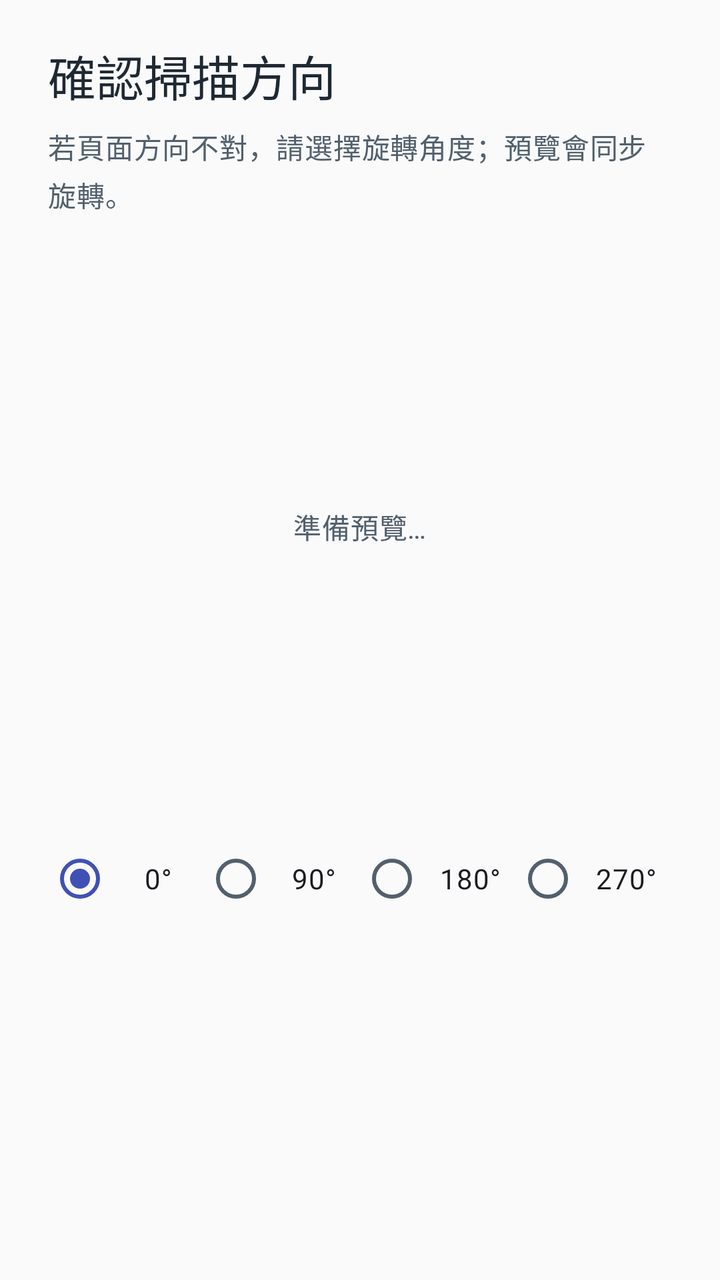
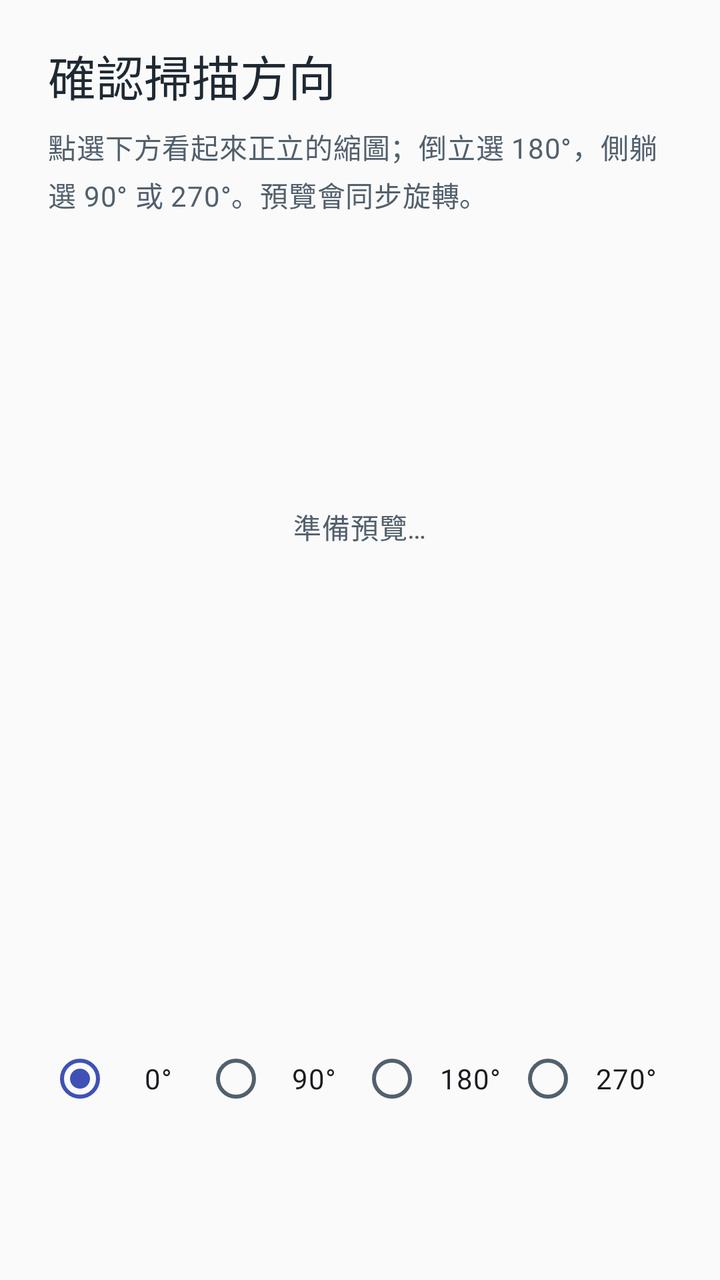

Compare the two renders of this Android layout. The source of the first and the diff that turns it into the second are given below.
<!-- AndroidManifest.xml: application theme Theme.EssayGrader -->
<!-- res/layout/dialog_scan_rotation.xml -->
<?xml version="1.0" encoding="utf-8"?>
<ScrollView xmlns:android="http://schemas.android.com/apk/res/android"
    android:layout_width="match_parent"
    android:layout_height="wrap_content"
    android:fillViewport="false"
    android:overScrollMode="ifContentScrolls">

    <LinearLayout
        android:layout_width="match_parent"
        android:layout_height="wrap_content"
        android:orientation="vertical"
        android:paddingLeft="24dp"
        android:paddingTop="20dp"
        android:paddingRight="24dp"
        android:paddingBottom="8dp">

        <TextView
            android:id="@+id/rotationTitleText"
            android:layout_width="match_parent"
            android:layout_height="wrap_content"
            android:text="@string/scan_rotation_title"
            android:textAppearance="?attr/textAppearanceHeadlineSmall" />

        <TextView
            android:id="@+id/rotationDescText"
            android:layout_width="match_parent"
            android:layout_height="wrap_content"
            android:layout_marginTop="8dp"
            android:text="@string/scan_rotation_desc"
            android:textAppearance="?attr/textAppearanceBodyMedium"
            android:textColor="?android:attr/textColorSecondary" />

        <FrameLayout
            android:layout_width="match_parent"
            android:layout_height="280dp"
            android:layout_marginTop="16dp"
            android:clipChildren="false"
            android:clipToPadding="false">

            <ImageView
                android:id="@+id/rotationPreviewImage"
                android:layout_width="220dp"
                android:layout_height="wrap_content"
                android:layout_gravity="center"
                android:adjustViewBounds="true"
                android:contentDescription="@string/scan_rotation_preview_desc"
                android:maxHeight="280dp"
                android:scaleType="fitCenter" />

            <TextView
                android:id="@+id/rotationPreviewHint"
                android:layout_width="wrap_content"
                android:layout_height="wrap_content"
                android:layout_gravity="center"
                android:text="@string/scan_rotation_preparing"
                android:textAppearance="?attr/textAppearanceBodyMedium"
                android:textColor="?android:attr/textColorSecondary" />
        </FrameLayout>

        <RadioGroup
            android:id="@+id/rotationGroup"
            android:layout_width="match_parent"
            android:layout_height="wrap_content"
            android:layout_marginTop="12dp"
            android:orientation="horizontal">

            <RadioButton
                android:id="@+id/rotation0"
                android:layout_width="0dp"
                android:layout_height="wrap_content"
                android:layout_weight="1"
                android:checked="true"
                android:gravity="center"
                android:paddingStart="0dp"
                android:paddingEnd="0dp"
                android:text="@string/scan_rotation_0"
                android:textSize="14sp" />

            <RadioButton
                android:id="@+id/rotation90"
                android:layout_width="0dp"
                android:layout_height="wrap_content"
                android:layout_weight="1"
                android:gravity="center"
                android:paddingStart="0dp"
                android:paddingEnd="0dp"
                android:text="@string/scan_rotation_90"
                android:textSize="14sp" />

            <RadioButton
                android:id="@+id/rotation180"
                android:layout_width="0dp"
                android:layout_height="wrap_content"
                android:layout_weight="1"
                android:gravity="center"
                android:paddingStart="0dp"
                android:paddingEnd="0dp"
                android:text="@string/scan_rotation_180"
                android:textSize="14sp" />

            <RadioButton
                android:id="@+id/rotation270"
                android:layout_width="0dp"
                android:layout_height="wrap_content"
                android:layout_weight="1"
                android:gravity="center"
                android:paddingStart="0dp"
                android:paddingEnd="0dp"
                android:text="@string/scan_rotation_270"
                android:textSize="14sp" />
        </RadioGroup>

    </LinearLayout>
</ScrollView>
<!-- resources referenced by this layout -->
<resources>
  <string name="scan_rotation_0">0°</string>
  <string name="scan_rotation_180">180°</string>
  <string name="scan_rotation_270">270°</string>
  <string name="scan_rotation_90">90°</string>
  <string name="scan_rotation_desc">若頁面方向不對，請選擇旋轉角度；預覽會同步旋轉。</string>
  <string name="scan_rotation_preparing">準備預覽…</string>
  <string name="scan_rotation_preview_desc">第一頁縮圖預覽</string>
  <string name="scan_rotation_title">確認掃描方向</string>
  <style name="Theme.EssayGrader" parent="Theme.Material3.Light.NoActionBar">
          <item name="colorPrimary">@color/primary</item>
          <item name="colorOnPrimary">@color/on_primary</item>
          <item name="colorPrimaryDark">@color/primary_dark</item>
          <item name="colorOnBackground">@color/on_background</item>
          <item name="colorOnSurface">@color/on_surface</item>
          <item name="colorOnSurfaceVariant">@color/on_surface_variant</item>
          <item name="android:colorBackground">@color/background</item>
          <item name="android:textColorPrimary">@color/on_surface</item>
          <item name="android:textColorSecondary">@color/on_surface_variant</item>
          <item name="android:statusBarColor">@color/primary_dark</item>
          <item name="android:windowLightStatusBar">false</item>
          <item name="android:forceDarkAllowed">false</item>
      </style>
  <color name="primary">#3F51B5</color>
  <color name="on_primary">#FFFFFF</color>
  <color name="primary_dark">#303F9F</color>
  <color name="on_background">#1F2933</color>
  <color name="on_surface">#1F2933</color>
  <color name="on_surface_variant">#52606D</color>
  <color name="background">#FAFAFA</color>
</resources>

<!-- the commit's change to res/layout/dialog_scan_rotation.xml (unified diff, before → after) -->
@@ -57,6 +57,62 @@
                 android:textColor="?android:attr/textColorSecondary" />
         </FrameLayout>
 
+        <LinearLayout
+            android:id="@+id/rotationThumbs"
+            android:layout_width="match_parent"
+            android:layout_height="wrap_content"
+            android:layout_marginTop="12dp"
+            android:baselineAligned="false"
+            android:orientation="horizontal">
+
+            <ImageView
+                android:id="@+id/rotationThumb0"
+                android:layout_width="0dp"
+                android:layout_height="88dp"
+                android:layout_weight="1"
+                android:layout_marginEnd="4dp"
+                android:adjustViewBounds="true"
+                android:background="?attr/selectableItemBackground"
+                android:contentDescription="@string/scan_rotation_0"
+                android:padding="4dp"
+                android:scaleType="fitCenter" />
+
+            <ImageView
+                android:id="@+id/rotationThumb90"
+                android:layout_width="0dp"
+                android:layout_height="88dp"
+                android:layout_weight="1"
+                android:layout_marginEnd="4dp"
+                android:adjustViewBounds="true"
+                android:background="?attr/selectableItemBackground"
+                android:contentDescription="@string/scan_rotation_90"
+                android:padding="4dp"
+                android:scaleType="fitCenter" />
+
+            <ImageView
+                android:id="@+id/rotationThumb180"
+                android:layout_width="0dp"
+                android:layout_height="88dp"
+                android:layout_weight="1"
+                android:layout_marginEnd="4dp"
+                android:adjustViewBounds="true"
+                android:background="?attr/selectableItemBackground"
+                android:contentDescription="@string/scan_rotation_180"
+                android:padding="4dp"
+                android:scaleType="fitCenter" />
+
+            <ImageView
+                android:id="@+id/rotationThumb270"
+                android:layout_width="0dp"
+                android:layout_height="88dp"
+                android:layout_weight="1"
+                android:adjustViewBounds="true"
+                android:background="?attr/selectableItemBackground"
+                android:contentDescription="@string/scan_rotation_270"
+                android:padding="4dp"
+                android:scaleType="fitCenter" />
+        </LinearLayout>
+
         <RadioGroup
             android:id="@+id/rotationGroup"
             android:layout_width="match_parent"
<!-- resource entries referenced after the edit -->
@@ -4,7 +4,7 @@
   <string name="scan_rotation_180">180°</string>
   <string name="scan_rotation_270">270°</string>
   <string name="scan_rotation_90">90°</string>
-  <string name="scan_rotation_desc">若頁面方向不對，請選擇旋轉角度；預覽會同步旋轉。</string>
+  <string name="scan_rotation_desc">點選下方看起來正立的縮圖；倒立選 180°，側躺選 90° 或 270°。預覽會同步旋轉。</string>
   <string name="scan_rotation_preparing">準備預覽…</string>
   <string name="scan_rotation_preview_desc">第一頁縮圖預覽</string>
   <string name="scan_rotation_title">確認掃描方向</string>
